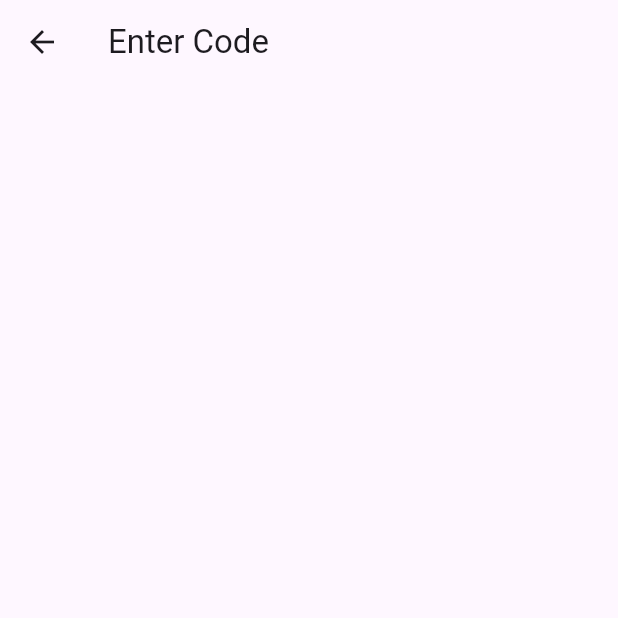
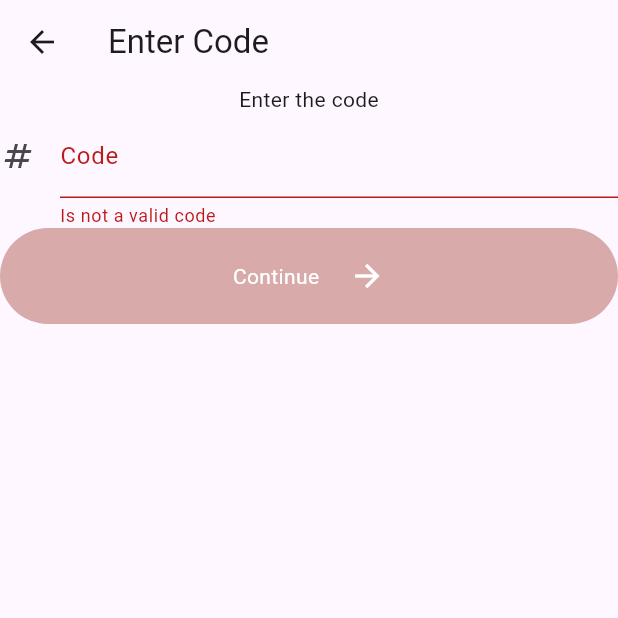
Before and after one commit to gome0145/movie_night, a Flutter app: the EnterScreen screen opened by its route, on a phone screen of 412 x 824 dp, the top half of it. Run offline on Flutter 3.47's test engine with Material 3 defaults, Android fonts, the light colour scheme and no system bars; our stand-ins replace shared_preferences; missing offline and left inert: platform_device_id; accounts and stored records are empty.

Commit message:
Add enterCode logic

```diff
--- a/lib/screens/EnterScreen.dart
+++ b/lib/screens/EnterScreen.dart
@@ -1,13 +1,62 @@
 import 'package:flutter/material.dart';
+import 'package:movie_night/components/button.dart';
 
-class EnterScreen extends StatelessWidget {
+import '../utils/http_helper.dart';
+
+class EnterScreen extends StatefulWidget {
   const EnterScreen({super.key});
+
+  @override
+  State<EnterScreen> createState() => _EnterScreenState();
+}
+
+class _EnterScreenState extends State<EnterScreen> {
+  final GlobalKey<FormState> _formKey = GlobalKey<FormState>();
+  final TextEditingController codeController =
+  TextEditingController();
 
   @override
   Widget build(BuildContext context) {
     return  Scaffold(
       appBar: AppBar(
         title: const Text("Enter Code"),
+      ),
+      body: Form(
+        key: _formKey,
+        child: Column(
+          children: [
+            const Text("Enter the code"),
+            TextFormField(
+              keyboardType: TextInputType.number,
+              decoration: const InputDecoration(
+                  labelText: 'Code',
+                  icon: Icon(Icons.numbers),
+                  hintText: 'Enter the code',
+                  errorText: "Is not a valid code"),
+              onSaved: (String? value) {
+                print('You saved $value');
+              },
+            ),
+            MyButton(text: "Continue", onTap: () async {
+              FormState? fs = _formKey.currentState;
+              if (fs!.validate()) {
+                //TODO: validar que el codigo solo sean 4 digitos
+                //TODO: poner alert para notificaciones
+                int code = int.parse(codeController.text);
+                try {
+                  MovieNight result = await HttpHelper.fetchEnterCode('get', code);
+                  print('Result: $result');
+                  Navigator.pushNamed(context, '/movies');
+                }
+                catch (error){
+                  print("Error: $error");
+                }
+
+              }
+            },
+            )
+          ],
+        ),
       ),);
   }
 }
```
Also changed, not shown: lib/components/DeviceId.dart (+11 -1 lines), lib/screens/ShareScreen.dart (+12 -3 lines), lib/utils/http_helper.dart (+29 -12 lines), 3 other files.
